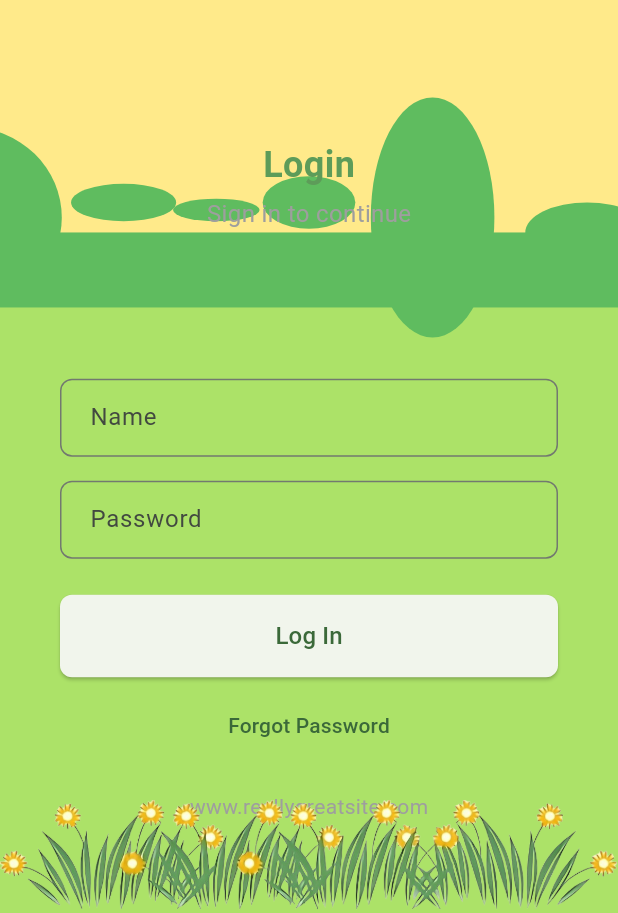
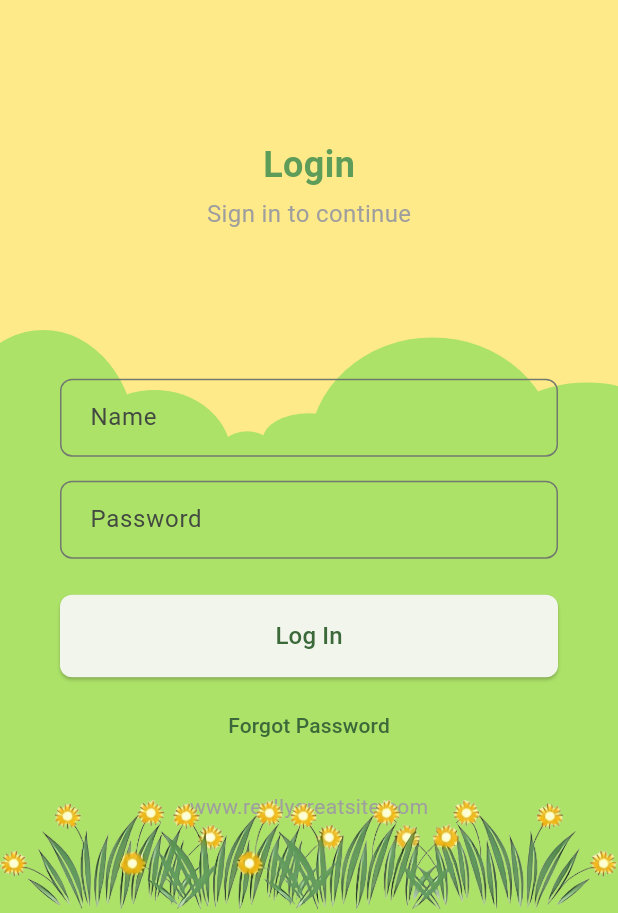
Before and after one commit to Niketw/lencho-server, a Flutter app: the screen it shows after launch, after a tap on "Get Started", on a phone screen of 412 x 824 dp, the part 323-1236 px from its top. Run offline on Flutter 3.47's test engine with Material 3 defaults, Android fonts, the light colour scheme and no system bars; our stand-ins replace firebase_core; accounts and stored records are empty; generated files the repository leaves out were written again.

Commit message:
fixed login bushes

```diff
--- a/lib/screens/login/login_page.dart
+++ b/lib/screens/login/login_page.dart
@@ -8,21 +8,42 @@ class LoginPage extends StatefulWidget {
   @override
   _LoginPageState createState() => _LoginPageState();
 }
+
 class BushCloudPainter extends CustomPainter {
   @override
   void paint(Canvas canvas, Size size) {
     final Paint paint = Paint()
-      ..color = const Color.fromARGB(255, 95, 188, 95)  // Light green color from screenshot
+      ..color = const Color(0xfface268) // Light green color from screenshot
       ..style = PaintingStyle.fill;
 
     // Define the ellipses
+
+    const height = 1.5;
     final List<Rect> ellipses = [
-      Rect.fromCenter(center: Offset(size.width * -0.05, size.height * 0.4), width: size.width * 0.3, height: size.height * 1.2),
-      Rect.fromCenter(center: Offset(size.width * 0.2, size.height * 0.3), width: size.width * 0.17, height: size.height * 0.25),
-      Rect.fromCenter(center: Offset(size.width * 0.35, size.height * 0.35), width: size.width * 0.14, height: size.height * 0.15),
-      Rect.fromCenter(center: Offset(size.width * 0.5, size.height * 0.3), width: size.width * 0.15, height: size.height * 0.35),
-      Rect.fromCenter(center: Offset(size.width * 0.7, size.height * 0.4), width: size.width * 0.2, height: size.height * 1.6),
-      Rect.fromCenter(center: Offset(size.width * 0.95, size.height * 0.5), width: size.width * 0.2, height: size.height * 0.4),
+      Rect.fromCenter(
+          center: Offset(size.width * 0.07, size.height * (0.4 + height)),
+          width: size.width * 0.3,
+          height: size.height * 1.5),
+      Rect.fromCenter(
+          center: Offset(size.width * 0.25, size.height * (0.5 + height)),
+          width: size.width * 0.25,
+          height: size.height * 0.9),
+      Rect.fromCenter(
+          center: Offset(size.width * 0.4, size.height * (0.5 + height)),
+          width: size.width * 0.1,
+          height: size.height * 0.35),
+      Rect.fromCenter(
+          center: Offset(size.width * 0.5, size.height * (0.38 + height)),
+          width: size.width * 0.15,
+          height: size.height * 0.35),
+      Rect.fromCenter(
+          center: Offset(size.width * 0.7, size.height * (0.45 + height)),
+          width: size.width * 0.4,
+          height: size.height * 1.5),
+      Rect.fromCenter(
+          center: Offset(size.width * 0.95, size.height * (0.4 + height)),
+          width: size.width * 0.3,
+          height: size.height * 0.8),
     ];
 
     // Draw each ellipse
@@ -32,7 +53,8 @@ class BushCloudPainter extends CustomPainter {
 
     // Draw a rectangle to fill the bottom part
     canvas.drawRect(
-      Rect.fromLTWH(0, size.height * 0.5, size.width, size.height * 0.5),
+      Rect.fromLTWH(0, size.height * (0.5 + height), size.width,
+          size.height * (0.5 + height)),
       paint,
     );
   }
@@ -73,12 +95,12 @@ class _LoginPageState extends State<LoginPage> with TickerProviderStateMixin {
             top: 0,
             left: 0,
             right: 0,
-            height: screenHeight * 0.5,
+            height: screenHeight * 0.7,
             child: Container(color: const Color.fromARGB(255, 255, 234, 138)),
           ),
           // Bottom half (greenish)
           Positioned(
-            top: screenHeight * 0.5,
+            top: screenHeight * 0.7,
             left: 0,
             right: 0,
             bottom: 0,
@@ -139,7 +161,8 @@ class _LoginPageState extends State<LoginPage> with TickerProviderStateMixin {
               child: ElevatedButton(
                 onPressed: _onGetStarted,
                 style: ElevatedButton.styleFrom(
-                  padding: const EdgeInsets.symmetric(horizontal: 40, vertical: 16),
+                  padding:
+                      const EdgeInsets.symmetric(horizontal: 40, vertical: 16),
                 ),
                 child: const Text("Get Started"),
               ),
@@ -215,7 +238,8 @@ class _LoginPageState extends State<LoginPage> with TickerProviderStateMixin {
                                 width: double.infinity,
                                 child: ElevatedButton(
                                   style: ElevatedButton.styleFrom(
-                                    padding: const EdgeInsets.symmetric(vertical: 16),
+                                    padding: const EdgeInsets.symmetric(
+                                        vertical: 16),
                                     shape: RoundedRectangleBorder(
                                       borderRadius: BorderRadius.circular(8),
                                     ),
```
